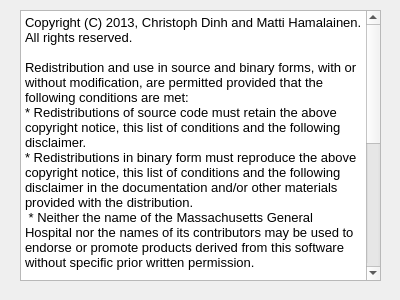
Qt form applications/mne_x/plugins/fiffsimulator/FormFiles/fiffsimulatorabout.ui (mne-tools/mne-cpp) before a commit.
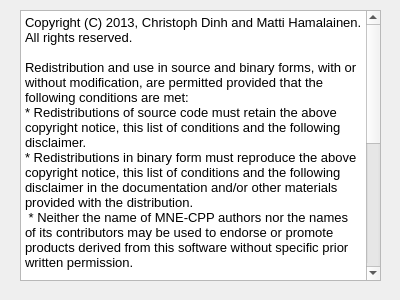
The same form after that commit.

```diff
--- a/applications/mne_x/plugins/fiffsimulator/FormFiles/fiffsimulatorabout.ui
+++ b/applications/mne_x/plugins/fiffsimulator/FormFiles/fiffsimulatorabout.ui
@@ -53,9 +53,9 @@
 &lt;p style=&quot; margin-top:0px; margin-bottom:0px; margin-left:0px; margin-right:0px; -qt-block-indent:0; text-indent:0px;&quot;&gt;&lt;span style=&quot; font-family:'Sans'; font-size:10pt;&quot;&gt;Redistribution and use in source and binary forms, with or without modification, are permitted provided that the following conditions are met:&lt;/span&gt;&lt;/p&gt;
 &lt;p style=&quot; margin-top:0px; margin-bottom:0px; margin-left:0px; margin-right:0px; -qt-block-indent:0; text-indent:0px;&quot;&gt;&lt;span style=&quot; font-family:'Sans'; font-size:10pt;&quot;&gt;* Redistributions of source code must retain the above copyright notice, this list of conditions and the following disclaimer.&lt;/span&gt;&lt;/p&gt;
 &lt;p style=&quot; margin-top:0px; margin-bottom:0px; margin-left:0px; margin-right:0px; -qt-block-indent:0; text-indent:0px;&quot;&gt;&lt;span style=&quot; font-family:'Sans'; font-size:10pt;&quot;&gt;* Redistributions in binary form must reproduce the above copyright notice, this list of conditions and the following disclaimer in the documentation and/or other materials provided with the distribution.&lt;/span&gt;&lt;/p&gt;
-&lt;p style=&quot; margin-top:0px; margin-bottom:0px; margin-left:0px; margin-right:0px; -qt-block-indent:0; text-indent:0px;&quot;&gt;&lt;span style=&quot; font-family:'Sans'; font-size:10pt;&quot;&gt; * Neither the name of the Massachusetts General Hospital nor the names of its contributors may be used to endorse or promote products derived from this software without specific prior written permission.&lt;/span&gt;&lt;/p&gt;
+&lt;p style=&quot; margin-top:0px; margin-bottom:0px; margin-left:0px; margin-right:0px; -qt-block-indent:0; text-indent:0px;&quot;&gt;&lt;span style=&quot; font-family:'Sans'; font-size:10pt;&quot;&gt; * Neither the name of MNE-CPP authors nor the names of its contributors may be used to endorse or promote products derived from this software without specific prior written permission.&lt;/span&gt;&lt;/p&gt;
 &lt;p style=&quot;-qt-paragraph-type:empty; margin-top:0px; margin-bottom:0px; margin-left:0px; margin-right:0px; -qt-block-indent:0; text-indent:0px; font-family:'Sans'; font-size:10pt;&quot;&gt;&lt;br /&gt;&lt;/p&gt;
-&lt;p style=&quot; margin-top:0px; margin-bottom:0px; margin-left:0px; margin-right:0px; -qt-block-indent:0; text-indent:0px;&quot;&gt;&lt;span style=&quot; font-family:'Sans'; font-size:10pt;&quot;&gt;THIS SOFTWARE IS PROVIDED BY THE COPYRIGHT HOLDERS AND CONTRIBUTORS &amp;quot;AS IS&amp;quot; AND ANY EXPRESS OR IMPLIED WARRANTIES, INCLUDING, BUT NOT LIMITED TO, THE IMPLIED WARRANTIES OF MERCHANTABILITY AND FITNESS FOR A PARTICULAR PURPOSE ARE DISCLAIMED. IN NO EVENT SHALL MASSACHUSETTS GENERAL HOSPITAL BE LIABLE FOR ANY DIRECT, INDIRECT, INCIDENTAL, SPECIAL, EXEMPLARY, OR CONSEQUENTIAL DAMAGES (INCLUDING, BUT NOT LIMITED TO, PROCUREMENT OF SUBSTITUTE GOODS OR SERVICES; LOSS OF USE, DATA, OR PROFITS; OR BUSINESS INTERRUPTION) HOWEVER CAUSED AND ON ANY THEORY OF LIABILITY, WHETHER IN CONTRACT, STRICT LIABILITY, OR TORT (INCLUDING NEGLIGENCE OR OTHERWISE) ARISING IN ANY WAY OUT OF THE USE OF THIS SOFTWARE, EVEN IF ADVISED OF THE POSSIBILITY OF SUCH DAMAGE.&lt;/span&gt;&lt;/p&gt;&lt;/td&gt;&lt;/tr&gt;&lt;/table&gt;&lt;/body&gt;&lt;/html&gt;</string>
+&lt;p style=&quot; margin-top:0px; margin-bottom:0px; margin-left:0px; margin-right:0px; -qt-block-indent:0; text-indent:0px;&quot;&gt;&lt;span style=&quot; font-family:'Sans'; font-size:10pt;&quot;&gt;THIS SOFTWARE IS PROVIDED BY THE COPYRIGHT HOLDERS AND CONTRIBUTORS &amp;quot;AS IS&amp;quot; AND ANY EXPRESS OR IMPLIED WARRANTIES, INCLUDING, BUT NOT LIMITED TO, THE IMPLIED WARRANTIES OF MERCHANTABILITY AND FITNESS FOR A PARTICULAR PURPOSE ARE DISCLAIMED. IN NO EVENT SHALL THE COPYRIGHT OWNER OR CONTRIBUTORS BE LIABLE FOR ANY DIRECT, INDIRECT, INCIDENTAL, SPECIAL, EXEMPLARY, OR CONSEQUENTIAL DAMAGES (INCLUDING, BUT NOT LIMITED TO, PROCUREMENT OF SUBSTITUTE GOODS OR SERVICES; LOSS OF USE, DATA, OR PROFITS; OR BUSINESS INTERRUPTION) HOWEVER CAUSED AND ON ANY THEORY OF LIABILITY, WHETHER IN CONTRACT, STRICT LIABILITY, OR TORT (INCLUDING NEGLIGENCE OR OTHERWISE) ARISING IN ANY WAY OUT OF THE USE OF THIS SOFTWARE, EVEN IF ADVISED OF THE POSSIBILITY OF SUCH DAMAGE.&lt;/span&gt;&lt;/p&gt;&lt;/td&gt;&lt;/tr&gt;&lt;/table&gt;&lt;/body&gt;&lt;/html&gt;</string>
    </property>
   </widget>
  </widget>
```
